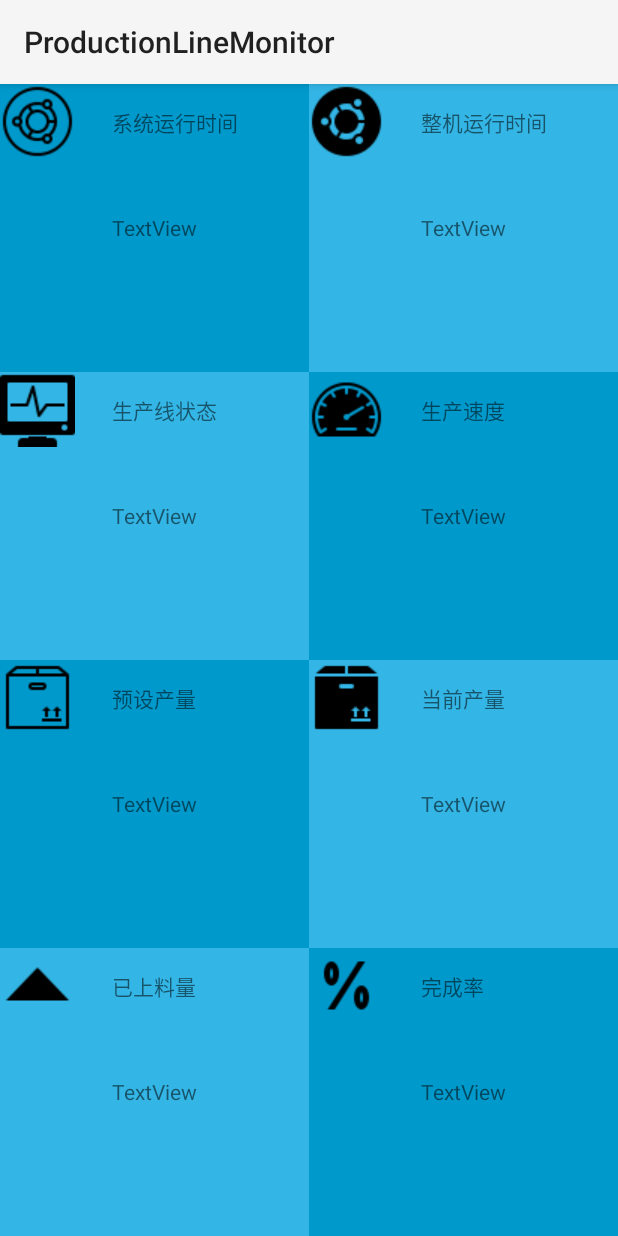
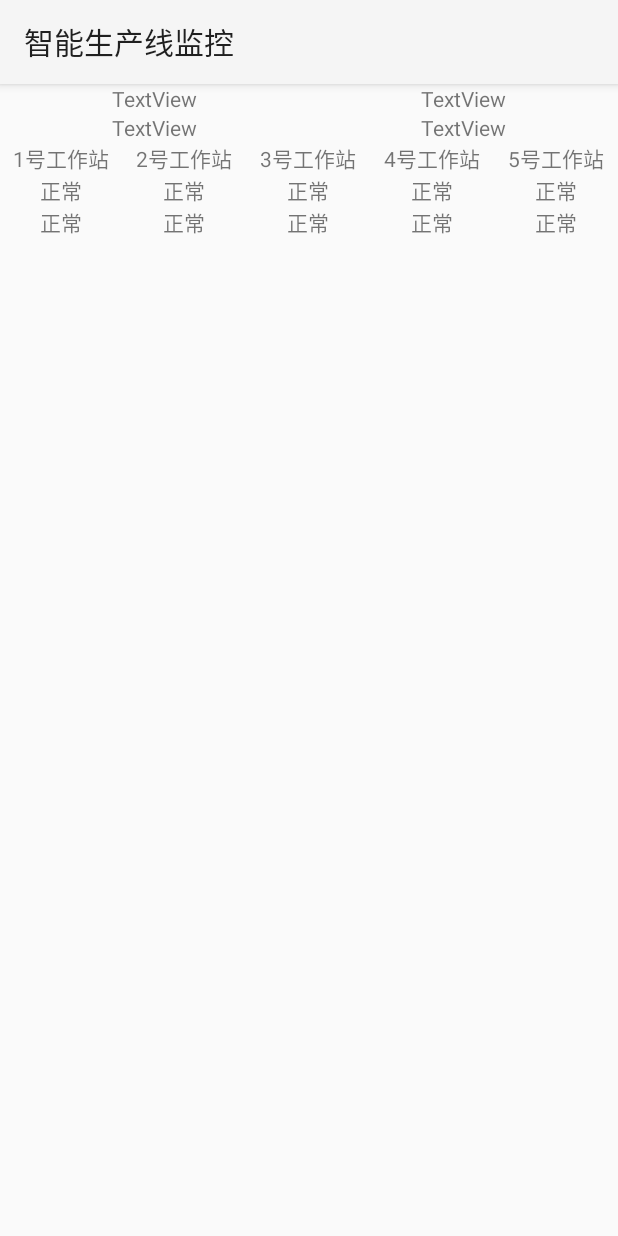
Before and after one commit to wharry8/ProductionLineMonitor, an Android app: the screen it shows after launch (MainActivity before the commit, ProductionLineActivity after it), on a phone screen of 412 x 824 dp. Run offline under Robolectric (Android 15) with nearby library versions, the phone set to English and light mode, and no system bars.

Commit message:
add production line sketch.

```diff
--- a/app/src/main/AndroidManifest.xml
+++ b/app/src/main/AndroidManifest.xml
@@ -10,6 +10,9 @@
         android:supportsRtl="true"
         android:theme="@style/Theme.AppCompat.DayNight">
         <activity android:name=".MainActivity">
+
+        </activity>
+        <activity android:name=".ProductionLineActivity">
             <intent-filter>
                 <action android:name="android.intent.action.MAIN" />
 
--- /dev/null
+++ b/app/src/main/java/com/production/w/productionlinemonitor/ProductionLineActivity.java
@@ -0,0 +1,13 @@
+package com.production.w.productionlinemonitor;
+
+import android.support.v7.app.AppCompatActivity;
+import android.os.Bundle;
+
+public class ProductionLineActivity extends AppCompatActivity {
+
+    @Override
+    protected void onCreate(Bundle savedInstanceState) {
+        super.onCreate(savedInstanceState);
+        setContentView(R.layout.activity_production_line);
+    }
+}
--- /dev/null
+++ b/app/src/main/res/layout/activity_production_line.xml
@@ -0,0 +1,208 @@
+<?xml version="1.0" encoding="utf-8"?>
+<android.support.constraint.ConstraintLayout xmlns:android="http://schemas.android.com/apk/res/android"
+    xmlns:app="http://schemas.android.com/apk/res-auto"
+    xmlns:tools="http://schemas.android.com/tools"
+    android:layout_width="match_parent"
+    android:layout_height="match_parent"
+    tools:context="com.production.w.productionlinemonitor.ProductionLineActivity">
+
+    <LinearLayout
+        android:layout_width="match_parent"
+        android:layout_height="match_parent"
+        android:orientation="vertical">
+
+        <LinearLayout
+            android:layout_width="match_parent"
+            android:layout_height="wrap_content"
+            android:orientation="horizontal">
+
+            <TextView
+                android:id="@+id/tv_name"
+                android:layout_width="wrap_content"
+                android:layout_height="wrap_content"
+                android:layout_weight="1"
+                android:textAlignment="center"
+                android:text="TextView" />
+
+            <TextView
+                android:id="@+id/tv_status"
+                android:layout_width="wrap_content"
+                android:layout_height="wrap_content"
+                android:layout_weight="1"
+                android:textAlignment="center"
+                android:text="TextView" />
+        </LinearLayout>
+
+        <LinearLayout
+            android:layout_width="match_parent"
+            android:layout_height="wrap_content"
+            android:orientation="horizontal">
+
+            <TextView
+                android:id="@+id/tv_time"
+                android:layout_width="wrap_content"
+                android:layout_height="wrap_content"
+                android:layout_weight="1"
+                android:textAlignment="center"
+                android:text="TextView" />
+
+            <TextView
+                android:id="@+id/tv_speed"
+                android:layout_width="wrap_content"
+                android:layout_height="wrap_content"
+                android:layout_weight="1"
+                android:textAlignment="center"
+                android:text="TextView" />
+        </LinearLayout>
+
+        <LinearLayout
+            android:layout_width="match_parent"
+            android:layout_height="wrap_content"
+            android:orientation="horizontal">
+
+            <TableLayout
+                android:layout_width="match_parent"
+                android:layout_height="match_parent"
+                android:layout_weight="1">
+
+                <TableRow
+                    android:layout_width="match_parent"
+                    android:layout_height="match_parent">
+
+                    <TextView
+                        android:layout_width="wrap_content"
+                        android:layout_height="wrap_content"
+                        android:layout_weight="1"
+                        android:text="1号工作站"
+                        android:textAlignment="center" />
+
+                    <TextView
+                        android:layout_width="wrap_content"
+                        android:layout_height="wrap_content"
+                        android:layout_weight="1"
+                        android:text="2号工作站"
+                        android:textAlignment="center" />
+
+                    <TextView
+                        android:layout_width="wrap_content"
+                        android:layout_height="wrap_content"
+                        android:layout_weight="1"
+                        android:text="3号工作站"
+                        android:textAlignment="center" />
+
+                    <TextView
+                        android:layout_width="wrap_content"
+                        android:layout_height="wrap_content"
+                        android:layout_weight="1"
+                        android:text="4号工作站"
+                        android:textAlignment="center" />
+
+                    <TextView
+                        android:layout_width="wrap_content"
+                        android:layout_height="wrap_content"
+                        android:layout_weight="1"
+                        android:text="5号工作站"
+                        android:textAlignment="center" />
+                </TableRow>
+
+                <TableRow
+                    android:layout_width="match_parent"
+                    android:layout_height="match_parent">
+
+                    <TextView
+                        android:id="@+id/tv_cnc1_left"
+                        android:layout_width="0dp"
+                        android:layout_height="wrap_content"
+                        android:layout_weight="1"
+                        android:text="@string/cncNormal"
+                        android:textAlignment="center" />
+
+                    <TextView
+                        android:id="@+id/tv_cnc2_left"
+                        android:layout_width="0dp"
+                        android:layout_height="wrap_content"
+                        android:layout_weight="1"
+                        android:text="@string/cncNormal"
+                        android:textAlignment="center" />
+
+                    <TextView
+                        android:id="@+id/tv_cnc3_left"
+                        android:layout_width="0dp"
+                        android:layout_height="wrap_content"
+                        android:layout_weight="1"
+                        android:text="@string/cncNormal"
+                        android:textAlignment="center" />
+
+                    <TextView
+                        android:id="@+id/tv_cnc4_left"
+                        android:layout_width="0dp"
+                        android:layout_height="wrap_content"
+                        android:layout_weight="1"
+                        android:text="@string/cncNormal"
+                        android:textAlignment="center" />
+
+                    <TextView
+                        android:id="@+id/tv_cnc5_left"
+                        android:layout_width="0dp"
+                        android:layout_height="wrap_content"
+                        android:layout_weight="1"
+                        android:text="@string/cncNormal"
+                        android:textAlignment="center" />
+
+                </TableRow>
+
+                <TableRow
+                    android:layout_width="match_parent"
+                    android:layout_height="match_parent" >
+
+                    <TextView
+                        android:id="@+id/tv_cnc1_right"
+                        android:layout_width="match_parent"
+                        android:layout_height="wrap_content"
+                        android:layout_weight="1"
+                        android:text="@string/cncNormal"
+                        android:textAlignment="center" />
+
+                    <TextView
+                        android:id="@+id/tv_cnc2_right"
+                        android:layout_width="match_parent"
+                        android:layout_height="wrap_content"
+                        android:layout_weight="1"
+                        android:text="@string/cncNormal"
+                        android:textAlignment="center" />
+
+                    <TextView
+                        android:id="@+id/tv_cnc3_right"
+                        android:layout_width="match_parent"
+                        android:layout_height="wrap_content"
+                        android:layout_weight="1"
+                        android:text="@string/cncNormal"
+                        android:textAlignment="center" />
+
+                    <TextView
+                        android:id="@+id/tv_cnc4_right"
+                        android:layout_width="match_parent"
+                        android:layout_height="wrap_content"
+                        android:layout_weight="1"
+                        android:text="@string/cncNormal"
+                        android:textAlignment="center" />
+
+                    <TextView
+                        android:id="@+id/tv_cnc5_right"
+                        android:layout_width="match_parent"
+                        android:layout_height="wrap_content"
+                        android:layout_weight="1"
+                        android:text="@string/cncNormal"
+                        android:textAlignment="center" />
+                </TableRow>
+
+            </TableLayout>
+        </LinearLayout>
+
+        <FrameLayout
+            android:layout_width="match_parent"
+            android:layout_height="match_parent">
+
+        </FrameLayout>
+    </LinearLayout>
+</android.support.constraint.ConstraintLayout>
--- a/app/src/main/res/values/strings.xml
+++ b/app/src/main/res/values/strings.xml
@@ -1,8 +1,13 @@
 <resources>
-    <string name="app_name">ProductionLineMonitor</string>
+    <string name="app_name">智能生产线监控</string>
 
     <string name="main">主界面</string>
     <string name="productionLine">生产线</string>
     <string name="workers">工作站</string>
     <string name="navigationDrawerHeader">智能生产线监控</string>
+
+    <string name="cncNormal">正常</string>
+    <string name="cncStopped">关机</string>
+    <string name="cncError">异常</string>
+
 </resources>
```
